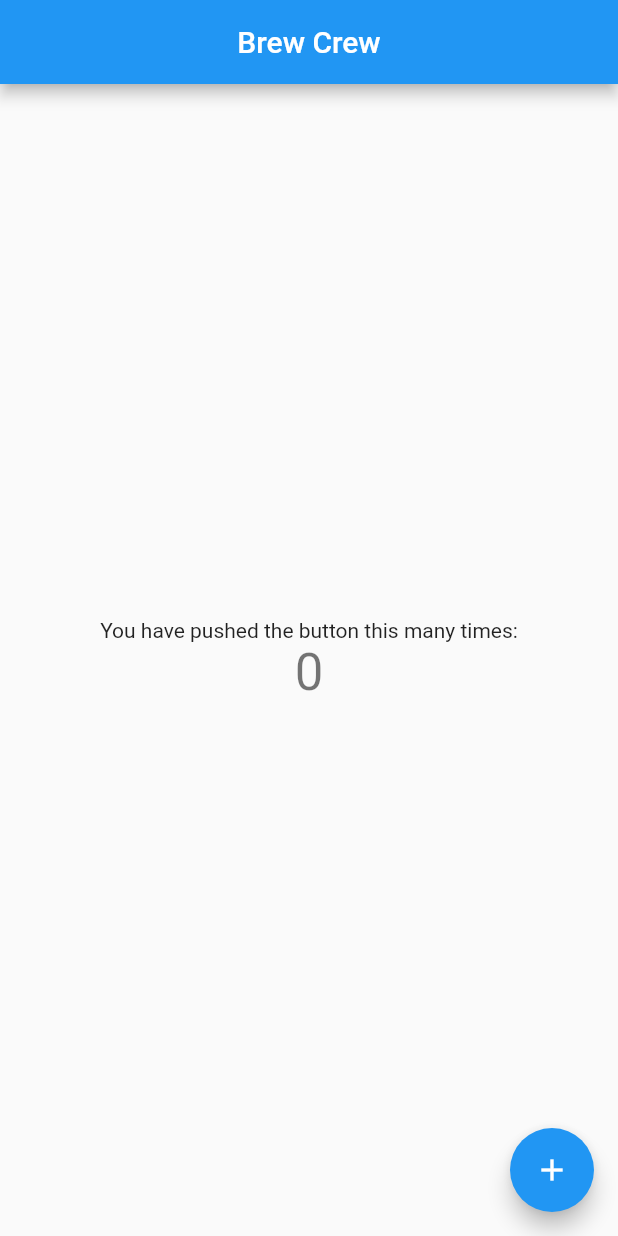
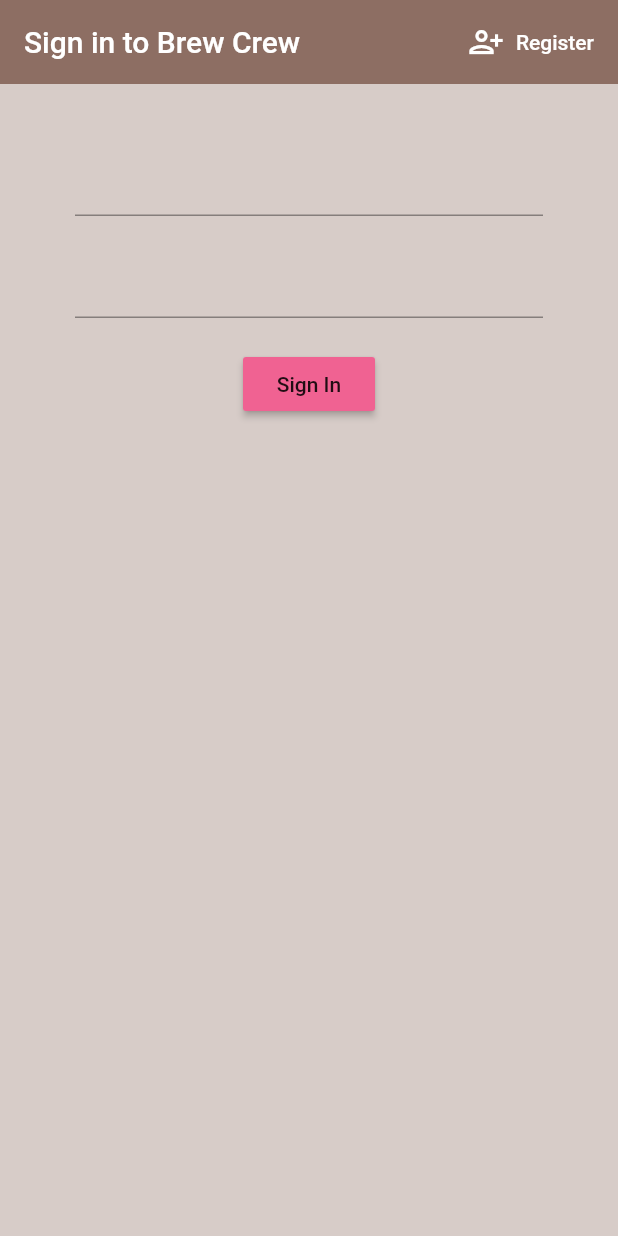
Before and after one commit to faseeh1999/brew_crew, a Flutter app: the screen it shows after launch, on a phone screen of 412 x 824 dp. Run offline on Flutter 3.47's test engine with Material 2 defaults, Android fonts, the phone set to English and light mode, and no system bars; our stand-ins replace firebase_auth; accounts and stored records are empty.

Commit message:
Added Login & Signup Form
Added Wrapper & Toggle form functions & Setup the firebase user stream which will look for the changes and decide which widget to display.

```diff
--- a/lib/main.dart
+++ b/lib/main.dart
@@ -1,119 +1,23 @@
+import 'package:brew_crew/screens/wrapper.dart';
+import 'package:brew_crew/services/auth.dart';
 import 'package:flutter/material.dart';
+import 'package:provider/provider.dart';
+
+import 'models/user.dart';
 
 void main() {
   runApp(MyApp());
 }
 
 class MyApp extends StatelessWidget {
-  // This widget is the root of your application.
   @override
   Widget build(BuildContext context) {
-    return MaterialApp(
-      debugShowCheckedModeBanner: false,
-      title: 'Brew Demo',
-      theme: ThemeData(
-        // This is the theme of your application.
-        //
-        // Try running your application with "flutter run". You'll see the
-        // application has a blue toolbar. Then, without quitting the app, try
-        // changing the primarySwatch below to Colors.green and then invoke
-        // "hot reload" (press "r" in the console where you ran "flutter run",
-        // or simply save your changes to "hot reload" in a Flutter IDE).
-        // Notice that the counter didn't reset back to zero; the application
-        // is not restarted.
-        primarySwatch: Colors.blue,
-        // This makes the visual density adapt to the platform that you run
-        // the app on. For desktop platforms, the controls will be smaller and
-        // closer together (more dense) than on mobile platforms.
-        visualDensity: VisualDensity.adaptivePlatformDensity,
+    return StreamProvider<User>.value(
+      value: AuthService().user,
+      child: MaterialApp(
+        debugShowCheckedModeBanner: false,
+        home: Wrapper(),
       ),
-      home: MyHomePage(title: 'Flutter Demo Home Page'),
     );
   }
 }
-
-class MyHomePage extends StatefulWidget {
-  MyHomePage({Key key, this.title}) : super(key: key);
-
-  // This widget is the home page of your application. It is stateful, meaning
-  // that it has a State object (defined below) that contains fields that affect
-  // how it looks.
-
-  // This class is the configuration for the state. It holds the values (in this
-  // case the title) provided by the parent (in this case the App widget) and
-  // used by the build method of the State. Fields in a Widget subclass are
-  // always marked "final".
-
-  final String title;
-
-  @override
-  _MyHomePageState createState() => _MyHomePageState();
-}
-
-class _MyHomePageState extends State<MyHomePage> {
-  int _counter = 0;
-
-  void _incrementCounter() {
-    setState(() {
-      // This call to setState tells the Flutter framework that something has
-      // changed in this State, which causes it to rerun the build method below
-      // so that the display can reflect the updated values. If we changed
-      // _counter without calling setState(), then the build method would not be
-      // called again, and so nothing would appear to happen.
-      _counter++;
-    });
-  }
-
-  @override
-  Widget build(BuildContext context) {
-    // This method is rerun every time setState is called, for instance as done
-    // by the _incrementCounter method above.
-    //
-    // The Flutter framework has been optimized to make rerunning build methods
-    // fast, so that you can just rebuild anything that needs updating rather
-    // than having to individually change instances of widgets.
-    return Scaffold(
-      appBar: AppBar(
-        // Here we take the value from the MyHomePage object that was created by
-        // the App.build method, and use it to set our appbar title.
-        title: Text("Brew Crew"),
-        centerTitle: true,
-      ),
-      body: Center(
-        // Center is a layout widget. It takes a single child and positions it
-        // in the middle of the parent.
-        child: Column(
-          // Column is also a layout widget. It takes a list of children and
-          // arranges them vertically. By default, it sizes itself to fit its
-          // children horizontally, and tries to be as tall as its parent.
-          //
-          // Invoke "debug painting" (press "p" in the console, choose the
-          // "Toggle Debug Paint" action from the Flutter Inspector in Android
-          // Studio, or the "Toggle Debug Paint" command in Visual Studio Code)
-          // to see the wireframe for each widget.
-          //
-          // Column has various properties to control how it sizes itself and
-          // how it positions its children. Here we use mainAxisAlignment to
-          // center the children vertically; the main axis here is the vertical
-          // axis because Columns are vertical (the cross axis would be
-          // horizontal).
-          mainAxisAlignment: MainAxisAlignment.center,
-          children: <Widget>[
-            Text(
-              'You have pushed the button this many times:',
-            ),
-            Text(
-              '$_counter',
-              style: Theme.of(context).textTheme.headline4,
-            ),
-          ],
-        ),
-      ),
-      floatingActionButton: FloatingActionButton(
-        onPressed: _incrementCounter,
-        tooltip: 'Increment',
-        child: Icon(Icons.add),
-      ), // This trailing comma makes auto-formatting nicer for build methods.
-    );
-  }
-}
--- /dev/null
+++ b/lib/models/user.dart
@@ -0,0 +1,5 @@
+class User {
+  final String uid;
+
+  User({this.uid});
+}
--- /dev/null
+++ b/lib/screens/authenticate/authenticate.dart
@@ -0,0 +1,27 @@
+import 'package:brew_crew/screens/authenticate/register.dart';
+import 'package:brew_crew/screens/authenticate/sign_in.dart';
+import 'package:flutter/material.dart';
+
+class Authenticate extends StatefulWidget {
+  @override
+  _AuthenticateState createState() => _AuthenticateState();
+}
+
+class _AuthenticateState extends State<Authenticate> {
+  bool showSignIn = true;
+
+  void toggleForm() {
+    setState(() {
+      showSignIn = !showSignIn;
+    });
+  }
+
+  @override
+  Widget build(BuildContext context) {
+    if (showSignIn) {
+      return SignIn(toggleForm: toggleForm);
+    } else {
+      return Register(toggleForm: toggleForm);
+    }
+  }
+}
--- /dev/null
+++ b/lib/screens/authenticate/sign_in.dart
@@ -0,0 +1,82 @@
+import 'package:brew_crew/services/auth.dart';
+import 'package:flutter/material.dart';
+
+class SignIn extends StatefulWidget {
+  final Function toggleForm;
+  SignIn({this.toggleForm});
+
+  @override
+  _SignInState createState() => _SignInState();
+}
+
+class _SignInState extends State<SignIn> {
+  String Email = "";
+  String Password = "";
+  final AuthService _auth = AuthService();
+
+  @override
+  Widget build(BuildContext context) {
+    return Scaffold(
+      backgroundColor: Colors.brown[100],
+      appBar: AppBar(
+        backgroundColor: Colors.brown[400],
+        elevation: 0.0,
+        title: Text("Sign in to Brew Crew"),
+        actions: [
+          FlatButton.icon(
+              onPressed: () {
+                widget.toggleForm();
+              },
+              icon: Icon(Icons.person_add_alt_1_outlined, color: Colors.white),
+              label: Text("Register",
+                  style: TextStyle(
+                    color: Colors.white,
+                  ))),
+        ],
+      ),
+      body: Container(
+        padding: EdgeInsets.symmetric(vertical: 20, horizontal: 50),
+        child: Form(
+          child: Column(
+            children: [
+              SizedBox(
+                height: 20,
+              ),
+              TextFormField(
+                onChanged: (val) {
+                  setState(() {
+                    Email = val;
+                  });
+                },
+                keyboardType: TextInputType.emailAddress,
+              ),
+              SizedBox(
+                height: 20,
+              ),
+              TextFormField(
+                onChanged: (val) {
+                  setState(() {
+                    Password = val;
+                  });
+                },
+                keyboardType: TextInputType.visiblePassword,
+                obscureText: true,
+              ),
+              SizedBox(
+                height: 20,
+              ),
+              RaisedButton(
+                color: Colors.pink[300],
+                onPressed: () {
+                  print(Email);
+                  print(Password);
+                },
+                child: Text("Sign In"),
+              )
+            ],
+          ),
+        ),
+      ),
+    );
+  }
+}
--- /dev/null
+++ b/lib/screens/wrapper.dart
@@ -0,0 +1,19 @@
+import 'package:brew_crew/models/user.dart';
+import 'package:brew_crew/screens/authenticate/authenticate.dart';
+import 'package:brew_crew/screens/home/home.dart';
+import 'package:flutter/material.dart';
+import 'package:provider/provider.dart';
+
+class Wrapper extends StatelessWidget {
+  @override
+  Widget build(BuildContext context) {
+    // Return either home or authenicate widget
+    final user = Provider.of<User>(context);
+
+    if (user == null) {
+      return Authenticate();
+    } else {
+      return Home();
+    }
+  }
+}
```
Also changed, not shown: lib/screens/authenticate/register.dart (added, +82 -0 lines), lib/screens/home/home.dart (added, +32 -0 lines), lib/services/auth.dart (added, +44 -0 lines), pubspec.yaml (+4 -3 lines), pubspec.lock, 3 other files.
